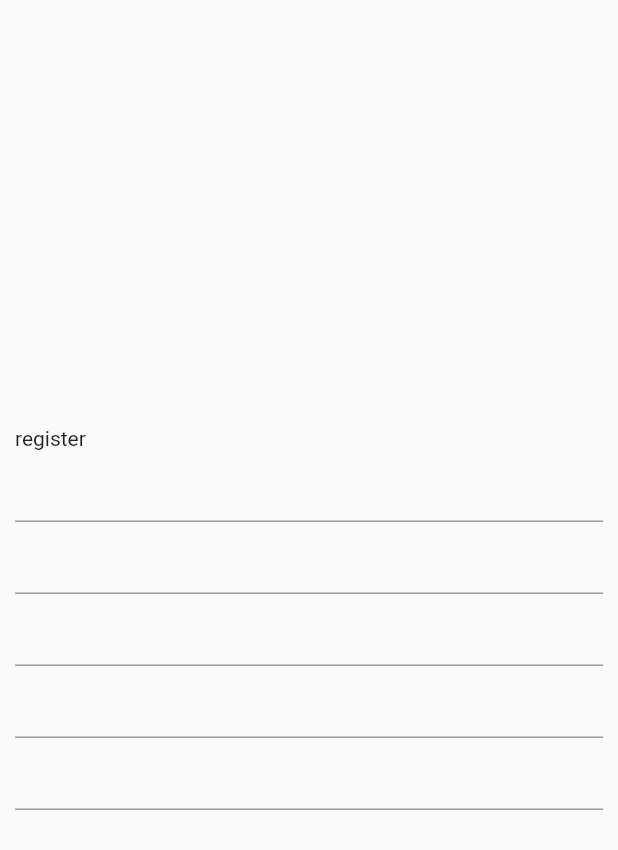
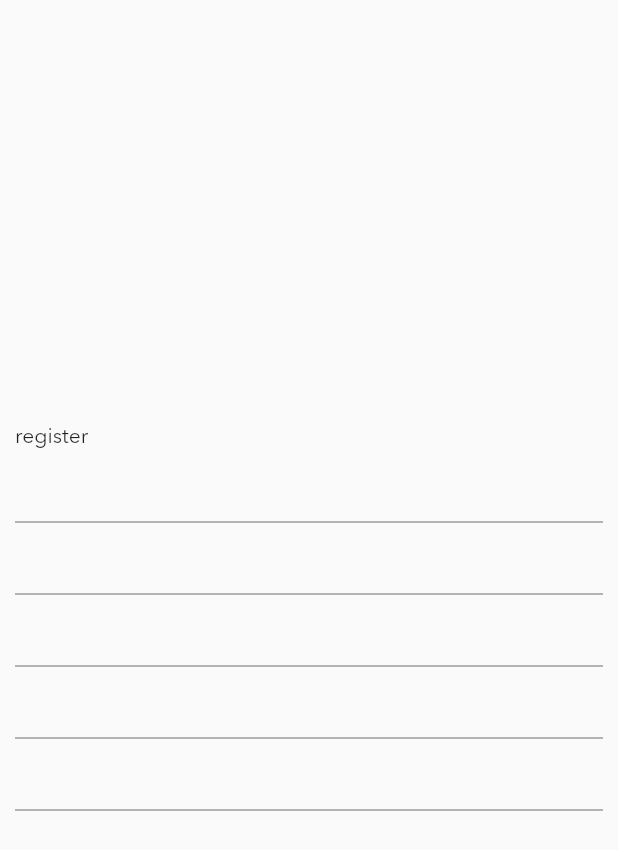
Before and after one commit to mtkz/flutter_crud, a Flutter app: the screen it shows after launch, on a phone screen of 412 x 824 dp. Shown: the top 850 px of the screen. Run offline on Flutter 3.47's test engine with Material 2 defaults, Android fonts, the phone set to English and light mode, and no system bars.

Commit message:
font avenir added to project

```diff
--- a/lib/main.dart
+++ b/lib/main.dart
@@ -11,10 +11,16 @@ class MyApp extends StatelessWidget {
 
   @override
   Widget build(BuildContext context) {
+    const TextStyle defaultTextStyle = TextStyle(fontFamily: 'avenir');
     return MaterialApp(
       debugShowCheckedModeBanner: false,
       theme: ThemeData(
           appBarTheme: const AppBarTheme(elevation: 0),
+          textTheme: TextTheme(
+            bodyText2: defaultTextStyle,
+            bodyText1: defaultTextStyle.copyWith(fontWeight: FontWeight.bold),
+            headline6: defaultTextStyle,
+          ),
           colorScheme: const ColorScheme.light(
             primary: ThemeColors.primary,
           )),
```
Also changed, not shown: pubspec.yaml (+6 -5 lines), assets/fonts/avenir_bold.otf (added), assets/fonts/avenir_regular.otf (added).
